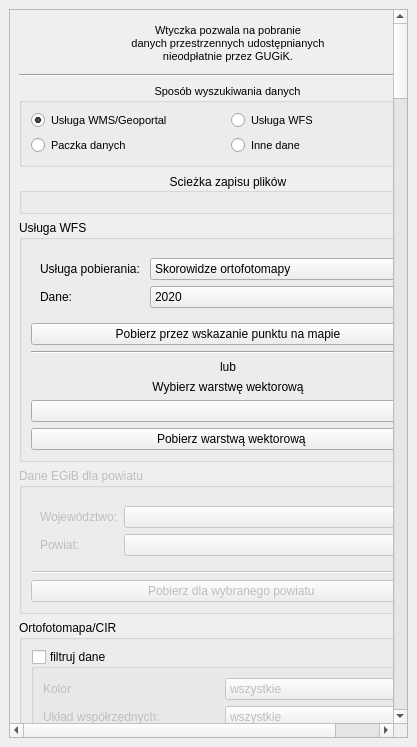
envirosolutionspl/pobieracz_danych_gugik, file pobieracz_danych_gugik_base.ui: the form before one commit.
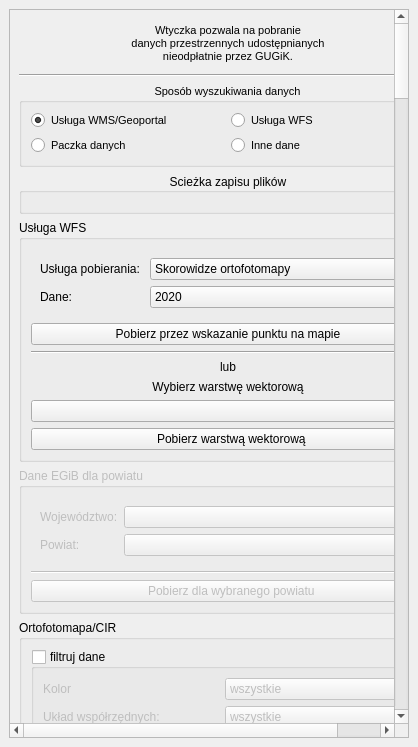
The form after the commit. Icons and pictures are not drawn. Custom widgets are drawn as their Qt base class.

```diff
--- a/pobieracz_danych_gugik_base.ui
+++ b/pobieracz_danych_gugik_base.ui
@@ -6,7 +6,7 @@
    <rect>
     <x>0</x>
     <y>0</y>
-    <width>417</width>
+    <width>418</width>
     <height>747</height>
    </rect>
   </property>
@@ -15,7 +15,7 @@
   </property>
   <widget class="QWidget" name="dockWidgetContents">
    <layout class="QGridLayout" name="gridLayout">
-    <item row="0" column="0">
+    <item row="0" column="1">
      <widget class="QScrollArea" name="scrollArea">
       <property name="widgetResizable">
        <bool>true</bool>
@@ -24,9 +24,9 @@
        <property name="geometry">
         <rect>
          <x>0</x>
-         <y>-61</y>
-         <width>384</width>
-         <height>766</height>
+         <y>-51</y>
+         <width>385</width>
+         <height>762</height>
         </rect>
        </property>
        <layout class="QVBoxLayout" name="verticalLayout_2">
```
Left out of the diff: 195 changed lines with no effect on the pictures.
